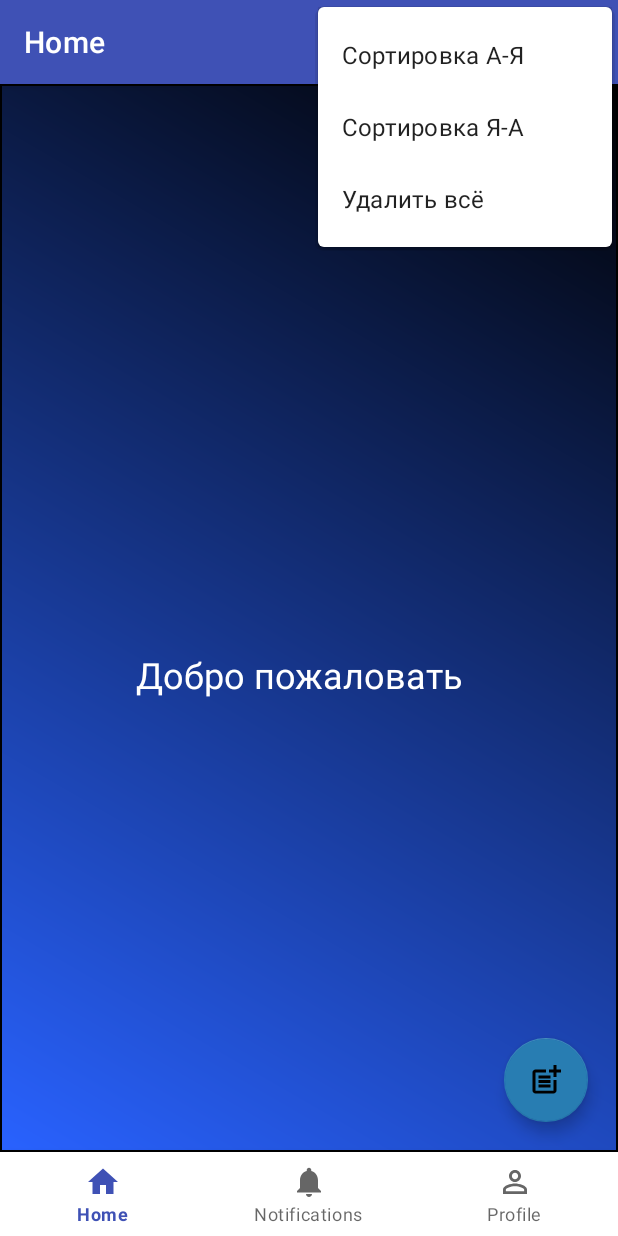
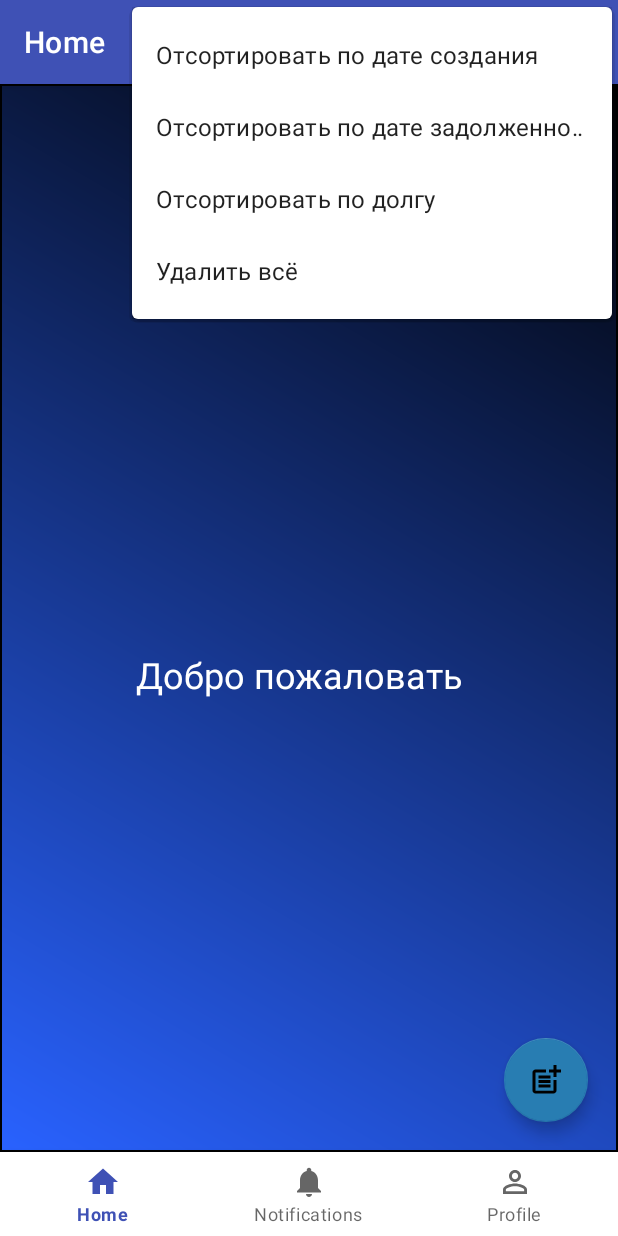
Before and after one commit to geektech-kairat/app, an Android app: the screen it shows after launch (MainActivity), with the options menu open, on a phone screen of 412 x 824 dp. Run offline under Robolectric (Android 15) with nearby library versions, the phone set to English and light mode, and no system bars; our stand-ins replace Room's generated code, navigation-ui.

Commit message:
сделал погащение долга3

```diff
--- a/app/src/main/java/com/example/myapplication/room/FillDao.java
+++ b/app/src/main/java/com/example/myapplication/room/FillDao.java
@@ -26,13 +26,25 @@ public interface FillDao {
     LiveData<List<HomeModel>> getAll();
 
 
+
     @Query("SELECT * FROM homemodel ORDER by date ASC")
     List<HomeModel> getAllBySortDate();
+
+    @Query("SELECT * FROM homemodel ORDER by debt DESC")
+    List<HomeModel> getAllBySortDebt();
 
     @Query("SELECT * FROM homemodel ORDER by editDate ASC")
     List<HomeModel> getAllBySortDateTime();
 
+
+
     @Query("DELETE FROM homemodel")
     void deleteAll();
 
+
+
+
+
+
+
 }
--- a/app/src/main/res/menu/home_menu.xml
+++ b/app/src/main/res/menu/home_menu.xml
@@ -4,11 +4,15 @@
 
     <item
         android:id="@+id/sortAZ"
-        android:title="Сортировка А-Я"
+        android:title="Отсортировать по дате создания"
         app:showAsAction="never" />
     <item
         android:id="@+id/sortZA"
-        android:title="Сортировка Я-А"
+        android:title="Отсортировать по дате задолженности"
+        app:showAsAction="never" />
+    <item
+        android:id="@+id/sortDebt"
+        android:title="Отсортировать по долгу"
         app:showAsAction="never" />
     <item
         android:id="@+id/deleteAll"
```
Also changed, not shown: app/src/main/java/com/example/myapplication/ui/form/FormFragment.java (+14 -3 lines), app/src/main/java/com/example/myapplication/ui/home/HomeFragment.java (+12 -5 lines), app/src/main/java/com/example/myapplication/ui/home/adapter/HomeModel.java (+17 -3 lines).
